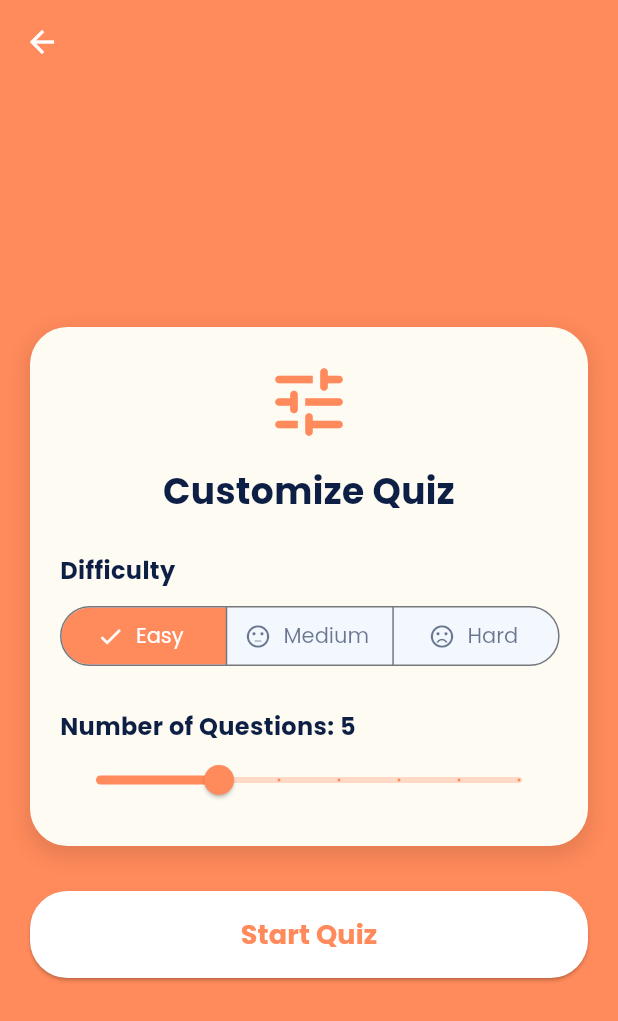
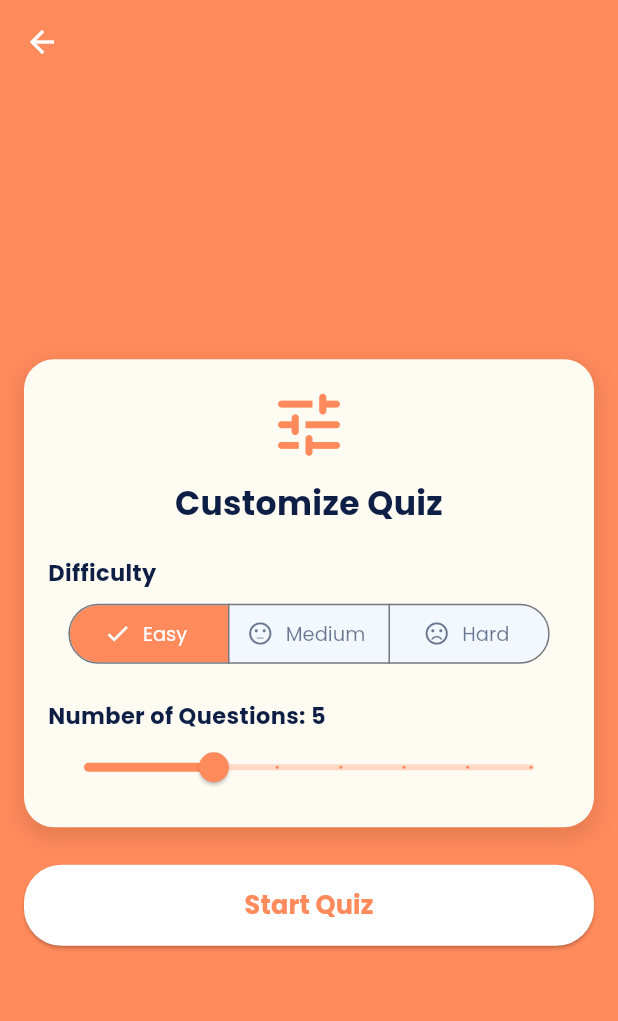
Before and after one commit to AbhinavAnand241201/app-quiz, a Flutter app: the screen it shows after launch, after a tap on "Mathematics", on a phone screen of 412 x 824 dp. Shown: the top 1021 px of the screen. Run offline on Flutter 3.47's test engine with Material 3 defaults, Android fonts, the phone set to English and light mode, and no system bars; our stand-ins replace fl_chart, google_fonts, share_plus, shared_preferences; network calls fail.

Commit message:
Update quiz landing screen with latest changes

```diff
--- a/lib/screens/quiz_landing_screen.dart
+++ b/lib/screens/quiz_landing_screen.dart
@@ -53,8 +53,8 @@ class _QuizLandingScreenState extends State<QuizLandingScreen> {
   Widget build(BuildContext context) {
     // Get screen width for responsive padding adjustments
     final screenWidth = MediaQuery.of(context).size.width;
-    // Adjust horizontal padding based on screen width to prevent squishing on small screens
-    final horizontalPadding = screenWidth > 600 ? 60.0 : 20.0; // Larger padding for wider screens
+    // Adjusted horizontal padding to be slightly less on small screens for more room
+    final horizontalPadding = screenWidth > 600 ? 60.0 : 16.0; // Reduced to 16.0 from 20.0 for smaller screens
 
     return Scaffold(
       backgroundColor: widget.themeColor,
@@ -65,24 +65,21 @@ class _QuizLandingScreenState extends State<QuizLandingScreen> {
         ),
         backgroundColor: Colors.transparent,
         elevation: 0,
-        // Center the title if you decide to add one later, or just keep leading icon
         centerTitle: true,
       ),
-      body: SafeArea( // Use SafeArea to avoid notch/status bar overlap
+      body: SafeArea(
         child: Padding(
-          padding: EdgeInsets.symmetric(horizontal: horizontalPadding, vertical: 20.0), // Responsive horizontal padding
+          padding: EdgeInsets.symmetric(horizontal: horizontalPadding, vertical: 20.0),
           child: Column(
-            mainAxisAlignment: MainAxisAlignment.center, // Center content vertically
+            mainAxisAlignment: MainAxisAlignment.center,
             crossAxisAlignment: CrossAxisAlignment.stretch,
             children: [
-              // Removed initial Spacer to allow content to adjust more naturally
-              // The main content is now inside a styled card.
               Container(
-                padding: const EdgeInsets.all(20.0), // Reduced card padding
+                padding: const EdgeInsets.all(16.0), // Further reduced card padding from 20.0 to 16.0
                 decoration: BoxDecoration(
                   color: AppColors.quizDetailCard,
-                  borderRadius: BorderRadius.circular(25), // Reduced border radius
-                  boxShadow: [ // Added a subtle shadow for better depth
+                  borderRadius: BorderRadius.circular(20), // Slightly reduced border radius to 20
+                  boxShadow: [
                     BoxShadow(
                       color: Colors.black.withOpacity(0.1),
                       spreadRadius: 2,
@@ -92,27 +89,26 @@ class _QuizLandingScreenState extends State<QuizLandingScreen> {
                   ],
                 ),
                 child: Column(
-                  mainAxisSize: MainAxisSize.min, // Make column take minimum space
+                  mainAxisSize: MainAxisSize.min,
                   children: [
-                    // IMPROVEMENT: Adjusted icon size.
                     Icon(Icons.tune_rounded,
-                        size: 60, // Smaller icon size
+                        size: 55, // Slightly smaller icon size from 60 to 55
                         color: widget.themeColor),
-                    const SizedBox(height: 12), // Reduced spacing
+                    const SizedBox(height: 10), // Reduced spacing
                     Text('Customize Quiz',
                         textAlign: TextAlign.center,
                         style: GoogleFonts.poppins(
-                            fontSize: 24, // Smaller font size
+                            fontSize: 22, // Slightly smaller font size from 24 to 22
                             fontWeight: FontWeight.bold,
                             color: AppColors.brandDarkBlue)),
-                    const SizedBox(height: 25), // Adjusted spacing
+                    const SizedBox(height: 20), // Adjusted spacing
                     _buildDifficultySelector(),
-                    const SizedBox(height: 25), // Adjusted spacing
+                    const SizedBox(height: 20), // Adjusted spacing
                     _buildQuestionCountSlider(),
                   ],
                 ),
               ),
-              const SizedBox(height: 30), // Spacing between card and button
+              const SizedBox(height: 25), // Spacing between card and button
               _isLoading
                   ? const Center(
                       child: CircularProgressIndicator(color: Colors.white))
@@ -121,13 +117,14 @@ class _QuizLandingScreenState extends State<QuizLandingScreen> {
                       style: ElevatedButton.styleFrom(
                           backgroundColor: Colors.white,
                           foregroundColor: widget.themeColor,
-                          padding: const EdgeInsets.symmetric(vertical: 16), // Reduced vertical padding
+                          padding: const EdgeInsets.symmetric(vertical: 15), // Reduced vertical padding from 16 to 15
                           shape: RoundedRectangleBorder(
                               borderRadius: BorderRadius.circular(25))),
                       child: Text('Start Quiz',
                           style: GoogleFonts.poppins(
-                              fontSize: 18, fontWeight: FontWeight.bold))),
-              const SizedBox(height: 10), // Small spacing at the bottom
+                              fontSize: 17, // Slightly smaller font for button
+                              fontWeight: FontWeight.bold))),
+              const SizedBox(height: 10),
             ],
           ),
         ),
@@ -141,21 +138,21 @@ class _QuizLandingScreenState extends State<QuizLandingScreen> {
       children: [
         Text('Difficulty',
             style: GoogleFonts.poppins(
-                fontSize: 16, // Slightly smaller font for label
+                fontSize: 15, // Slightly smaller font for label
                 fontWeight: FontWeight.bold,
                 color: AppColors.brandDarkBlue)),
-        const SizedBox(height: 8), // Reduced spacing
+        const SizedBox(height: 6), // Reduced spacing
         Row(
           mainAxisAlignment: MainAxisAlignment.center,
           children: [
-            // Ensure the SegmentedButton adjusts to available width if needed, though it's typically fine.
-            // Consider using a FittedBox if you encounter overflow issues on very small screens,
-            // but for typical mobile screens, it should render well.
+            // FIX for SegmentedButton overflow:
+            // 1. Reduced horizontal padding for segments.
+            // 2. Reduced textStyle font size for segments.
             SegmentedButton<String>(
               segments: const [
-                ButtonSegment(value: 'Easy', label: Text('Easy'), icon: Icon(Icons.sentiment_satisfied_alt)),
-                ButtonSegment(value: 'Medium', label: Text('Medium'), icon: Icon(Icons.sentiment_neutral)),
-                ButtonSegment(value: 'Hard', label: Text('Hard'), icon: Icon(Icons.sentiment_very_dissatisfied)),
+                ButtonSegment(value: 'Easy', label: Text('Easy'), icon: Icon(Icons.sentiment_satisfied_alt, size: 18)), // Smaller icon
+                ButtonSegment(value: 'Medium', label: Text('Medium'), icon: Icon(Icons.sentiment_neutral, size: 18)), // Smaller icon
+                ButtonSegment(value: 'Hard', label: Text('Hard'), icon: Icon(Icons.sentiment_very_dissatisfied, size: 18)), // Smaller icon
               ],
               selected: {_difficulty},
               onSelectionChanged: (newSelection) {
@@ -168,9 +165,11 @@ class _QuizLandingScreenState extends State<QuizLandingScreen> {
                   foregroundColor: AppColors.brandDarkBlue.withOpacity(0.6),
                   selectedForegroundColor: Colors.white,
                   selectedBackgroundColor: widget.themeColor,
-                  // Tighter padding for segments to reduce overall button width/height
-                  padding: const EdgeInsets.symmetric(horizontal: 12, vertical: 8),
-                  textStyle: GoogleFonts.poppins(fontSize: 14), // Smaller text for segments
+                  padding: const EdgeInsets.symmetric(horizontal: 8, vertical: 6), // Further reduced padding (from 12,8 to 8,6)
+                  textStyle: GoogleFonts.poppins(fontSize: 13), // Further reduced text size (from 14 to 13)
+                  // Minimum size for the button to allow more content in smaller screens.
+                  // This can sometimes help if the segments try to be too large.
+                  minimumSize: const Size(0, 36) // Set a minimum height for the segments
               ),
             ),
           ],
@@ -185,7 +184,7 @@ class _QuizLandingScreenState extends State<QuizLandingScreen> {
       children: [
         Text('Number of Questions: ${_questionCount.toInt()}',
             style: GoogleFonts.poppins(
-                fontSize: 16, // Slightly smaller font for label
+                fontSize: 15, // Slightly smaller font for label
                 fontWeight: FontWeight.bold,
                 color: AppColors.brandDarkBlue)),
         Slider(
```
